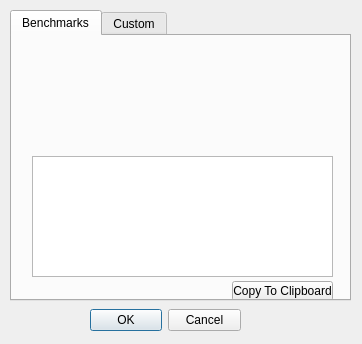
Above: source/Goldenberry/widgets/optimization/GbCostFuncsWidget.ui from narg95/goldenberry before the change. Below: the same form after it.
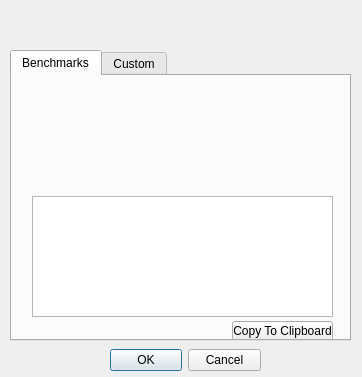
That is the form after the change.

Commit message: variable size in Cost Function

The edit to the form file:
```diff
--- a/source/Goldenberry/widgets/optimization/GbCostFuncsWidget.ui
+++ b/source/Goldenberry/widgets/optimization/GbCostFuncsWidget.ui
@@ -7,7 +7,7 @@
     <x>0</x>
     <y>0</y>
     <width>362</width>
-    <height>344</height>
+    <height>377</height>
    </rect>
   </property>
   <property name="windowTitle">
@@ -16,8 +16,8 @@
   <widget class="QDialogButtonBox" name="buttonBox">
    <property name="geometry">
     <rect>
-     <x>90</x>
-     <y>300</y>
+     <x>110</x>
+     <y>340</y>
      <width>151</width>
      <height>40</height>
     </rect>
@@ -30,7 +30,7 @@
    <property name="geometry">
     <rect>
      <x>10</x>
-     <y>10</y>
+     <y>50</y>
      <width>341</width>
      <height>291</height>
     </rect>
@@ -148,6 +148,17 @@
     </widget>
    </widget>
   </widget>
+  <widget class="QWidget" name="varsizewidget" native="true">
+   <property name="geometry">
+    <rect>
+     <x>10</x>
+     <y>0</y>
+     <width>341</width>
+     <height>51</height>
+    </rect>
+   </property>
+    <layout class="QVBoxLayout" name="verticalLayout_2"/>
+  </widget>
  </widget>
  <resources/>
  <connections>
```
The commit also changes 7 other files.
